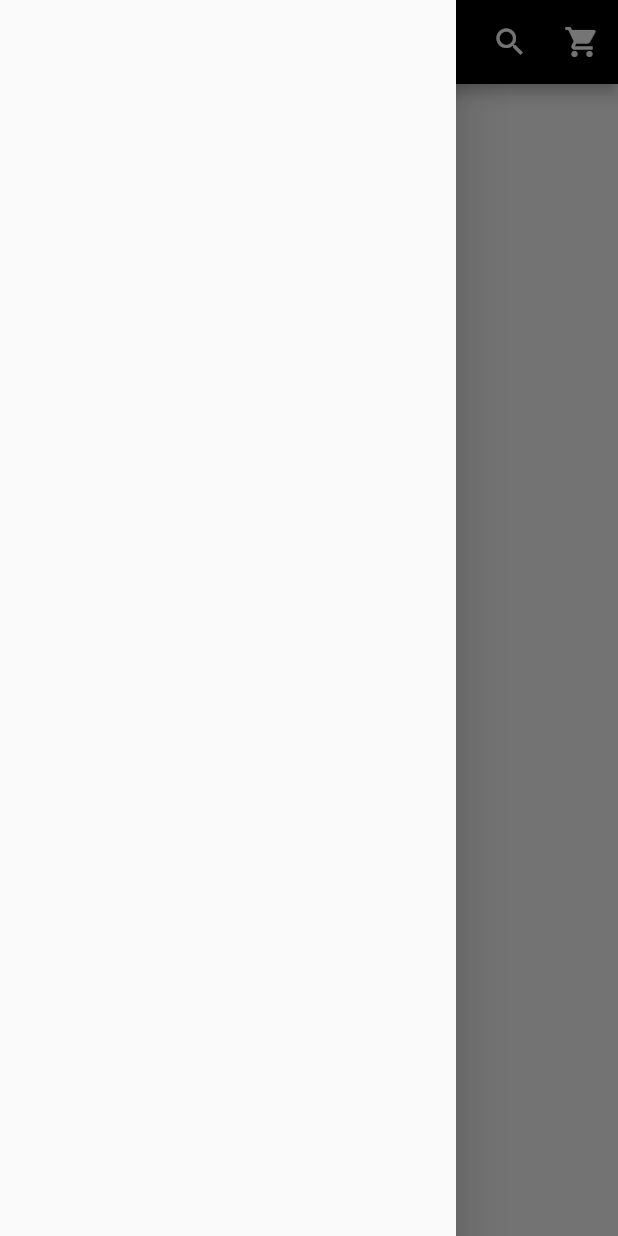
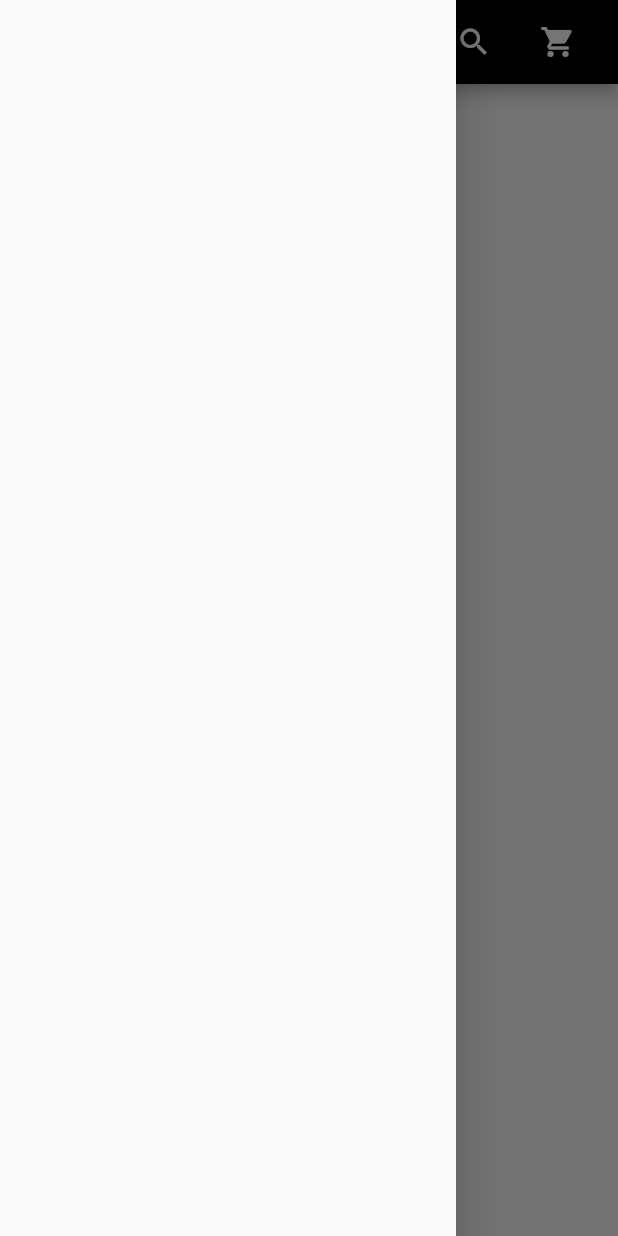
Before and after one commit to DavidCarrilho/app_responsive, a Flutter app: the screen it shows after launch, with the side drawer open, on a phone screen of 412 x 824 dp. Run offline on Flutter 3.47's test engine with Material 2 defaults, Android fonts, the phone set to English and light mode, and no system bars; our stand-ins replace device_preview.

Commit message:
update appbar

```diff
--- a/lib/pages/home/widgets/app_bar/mobile_app_bar.dart
+++ b/lib/pages/home/widgets/app_bar/mobile_app_bar.dart
@@ -12,10 +12,12 @@ class MobileAppbar extends StatelessWidget {
           onPressed: () {},
           icon: Icon(Icons.search),
         ),
+        const SizedBox(width: 8.0),
         IconButton(
           onPressed: () {},
           icon: Icon(Icons.shopping_cart),
-        )
+        ),
+        const SizedBox(width: 16.0)
       ],
     );
   }
--- a/lib/pages/home/widgets/app_bar/web_app_bar.dart
+++ b/lib/pages/home/widgets/app_bar/web_app_bar.dart
@@ -10,6 +10,7 @@ class WebAppBar extends StatelessWidget {
       toolbarHeight: 72.0,
       title: Row(
         children: [
+          const SizedBox(width: 24.0),
           Text('Flutter'),
           const SizedBox(width: 32.0),
           WebAppBarResponsiveContent(),
--- a/lib/pages/home_page.dart
+++ b/lib/pages/home_page.dart
@@ -19,7 +19,7 @@ class HomePage extends StatelessWidget {
                   child: WebAppBar(),
                   preferredSize: Size(double.infinity, 72.0),
                 ),
-          drawer: Drawer(),
+          drawer: constraints.maxWidth < 800 ? Drawer() : null,
         );
       },
     );
```
